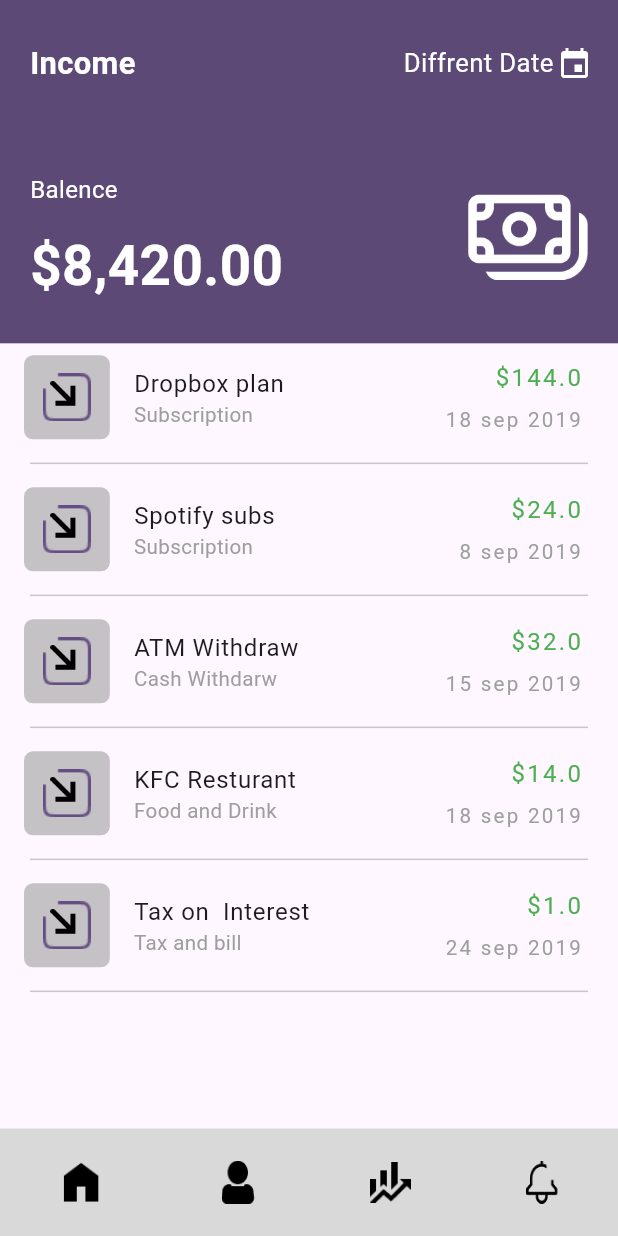
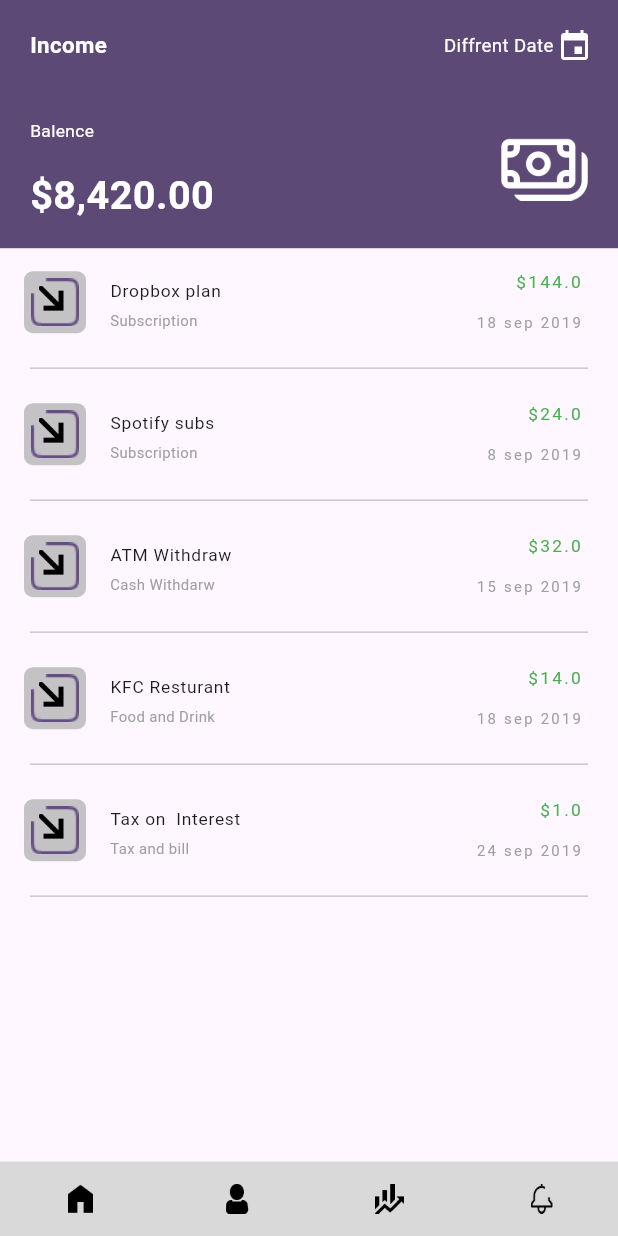
Before and after one commit to MUHAMMMADJUNAID1/dash, a Flutter app: the screen it shows after launch, after a tap on "$8,420.00", on a phone screen of 412 x 824 dp. Run offline on Flutter 3.47's test engine with Material 3 defaults, Android fonts, the phone set to English and light mode, and no system bars; our stand-ins replace device_preview, fl_chart, flutter_screenutil.

Commit message:
Almost  done------

```diff
--- a/lib/main.dart
+++ b/lib/main.dart
@@ -7,7 +7,7 @@ void main() {
   runApp(
     DevicePreview(
       enabled: true,
-      tools: [
+      tools: const [
         ...DevicePreview.defaultTools,
       ],
       builder: (context) => const MyApp(),
@@ -22,7 +22,7 @@ class MyApp extends StatelessWidget {
   @override
   Widget build(BuildContext context) {
     return ScreenUtilInit(
-      designSize: const Size(360, 690),
+      designSize: const Size(428, 996),
       minTextAdapt: true,
 
       // Use builder only if you need to use library outside ScreenUtilInit context
--- a/lib/view/CheckIn/checkIn_view.dart
+++ b/lib/view/CheckIn/checkIn_view.dart
@@ -30,7 +30,7 @@ class CheckIn extends StatelessWidget {
     return Scaffold(
       appBar: PreferredSize(
         child: Container(
-          padding: const EdgeInsets.symmetric(horizontal: 20, vertical: 30),
+          padding: const EdgeInsets.symmetric(horizontal: 20, vertical: 20),
           color: primaryColor,
           child: SafeArea(
             child: Column(
--- a/lib/view/Incom/incom_view.dart
+++ b/lib/view/Incom/incom_view.dart
@@ -42,7 +42,7 @@ class IncomeView extends StatelessWidget {
     return Scaffold(
       appBar: PreferredSize(
         child: Container(
-          padding: const EdgeInsets.symmetric(horizontal: 20, vertical: 30),
+          padding: const EdgeInsets.symmetric(horizontal: 20, vertical: 20),
           color: primaryColor,
           child: SafeArea(
             child: Column(
--- a/lib/view/dashBoard/dashboard_view.dart
+++ b/lib/view/dashBoard/dashboard_view.dart
@@ -28,12 +28,12 @@ class DashBoardView extends StatelessWidget {
       backgroundColor: const Color.fromRGBO(178, 165, 194, 1),
       body: Stack(alignment: Alignment.topLeft, children: [
         Positioned(
+          left: 0,
+          right: 200,
           top: 0,
-          left: 0,
-          right: 60,
           child: Image.asset(
             'assets/dash.png',
-            width: MediaQuery.sizeOf(context).width * 0.75,
+            width: MediaQuery.sizeOf(context).width * 0.70,
             height: 400.h,
           ),
         ),
@@ -67,6 +67,7 @@ class DashBoardView extends StatelessWidget {
                               'DASH.D',
                               style: TextStyle(
                                 fontSize: 16.sp,
+                                color: Colors.white,
                                 fontWeight: FontWeight.w500,
                               ),
                             ),
```
Also changed, not shown: lib/view/Expanses/expenses_view.dart (+4 -4 lines), lib/view/Splash_view/splash_screen.dart (+2 -7 lines).
